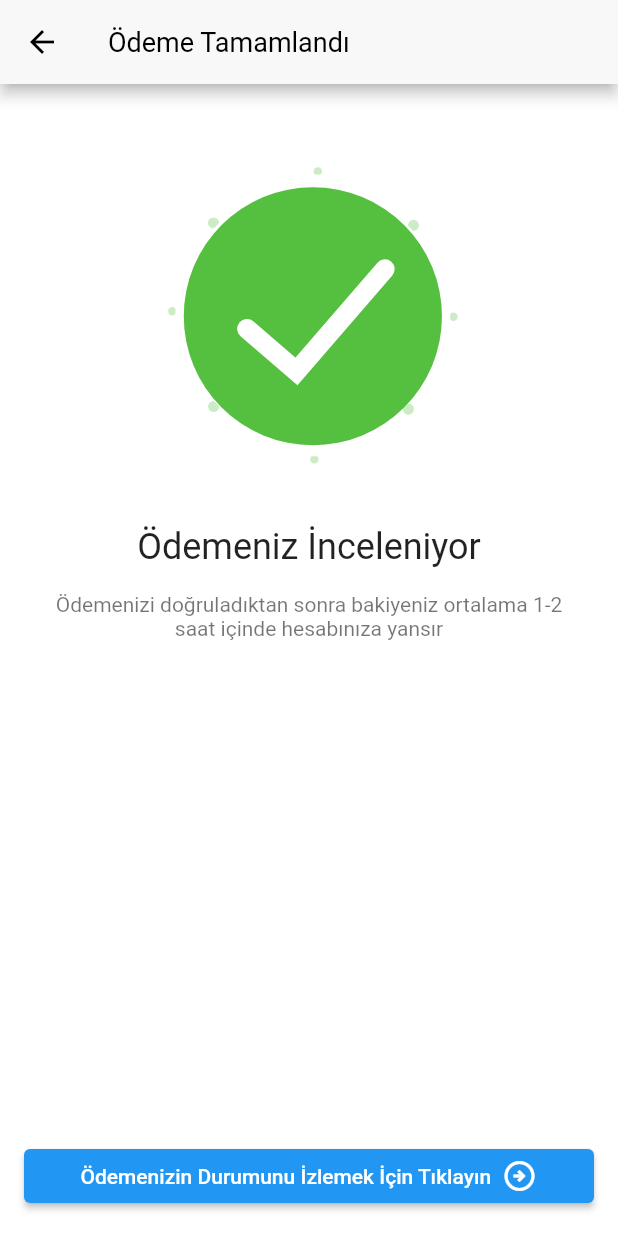
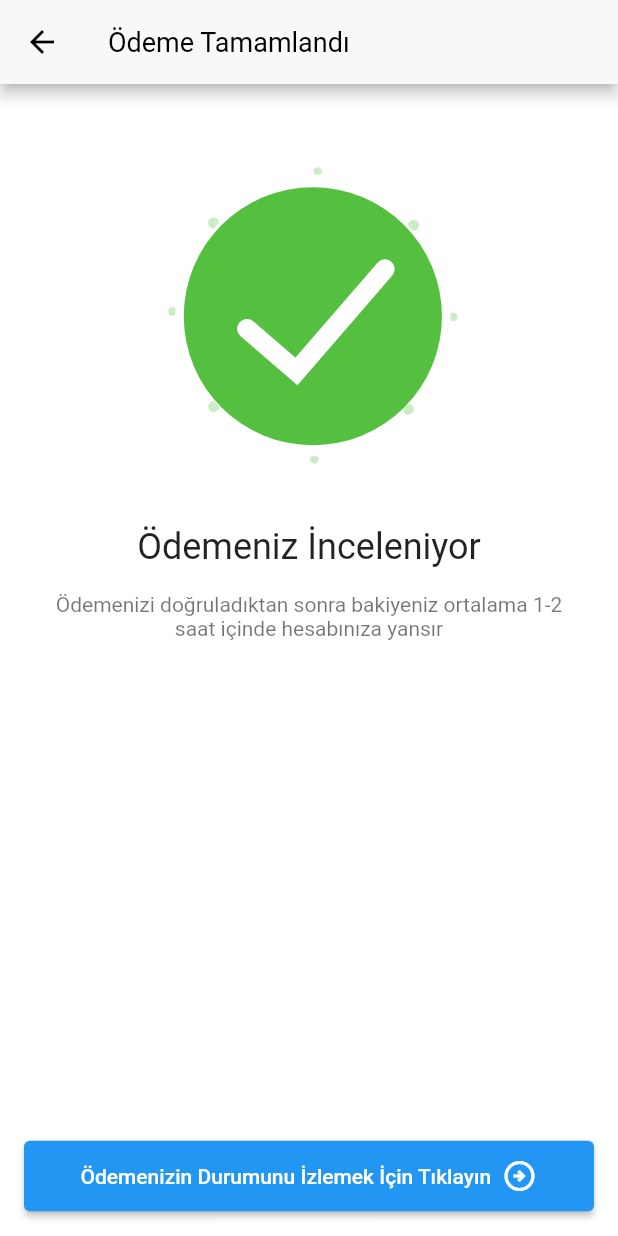
Before and after one commit to musaguzel/musmeramedya, a Flutter app: the PaymentSuccessfulPage screen opened directly, on a phone screen of 412 x 824 dp. Run offline on Flutter 3.47's test engine with Material 2 defaults, Android fonts, the phone set to English and light mode, and no system bars; our stand-ins replace cloud_firestore, connectivity_plus, firebase_auth, firebase_core, flutter_mobx, lottie and 5 more; accounts and stored records are empty; generated files the repository leaves out were written again.

Commit message:
geliştirmeler yapıldı

```diff
--- a/lib/ui/add_balance/view/first_stage/add_balance_page.dart
+++ b/lib/ui/add_balance/view/first_stage/add_balance_page.dart
@@ -92,7 +92,7 @@ class AddBalancePage extends StatelessWidget {
             store.navigation.navigateToPage(
                 path: NavigationConstants.ADD_BALANCE_SECOND, data: paymentModel);
           } else {
-            store.showsnackbar(message: 'Lütfen Gerekli Alanları Doldurun');
+            store.showsnackbar(message: 'Lütfen Gerekli Alanları Doldurun',backgroundColor: Colors.grey);
           }
         },
         child: const Row(
--- a/lib/ui/add_balance/viewModel/add_balance_page_view_model.dart
+++ b/lib/ui/add_balance/viewModel/add_balance_page_view_model.dart
@@ -30,7 +30,7 @@ abstract class _AddBalancePageViewModelBase with Store, BaseViewModel {
   @action
   void copyIban() {
     Clipboard.setData(ClipboardData(text: paymentMethods?.iban ?? 'Ödeme Adresi'));
-    showsnackbar(message: 'Metin Kopyalandı');
+    showsnackbar(message: 'Metin Kopyalandı',backgroundColor: Colors.grey);
   }
 
   @action
--- a/lib/ui/contact_us/viewModel/contact_us_view_model.dart
+++ b/lib/ui/contact_us/viewModel/contact_us_view_model.dart
@@ -27,11 +27,11 @@ abstract class _ContactUsViewModelBase with Store, BaseViewModel {
   Future<void> sendMessageToFirebase(String email) async {
     ContactUsModel contactUsModel = ContactUsModel(name: nameController.text, email: emailController.text, message: messageController.text,userId: userModelGlobal.userID.toString());
     await firebaseFirestore.collection("support").doc(email).set(contactUsModel.toJson()).then((value) {
-      showsnackbar(message: 'Mesajınız iletildi');
+      showsnackbar(message: 'Mesajınız iletildi',backgroundColor: Colors.teal);
       navigation.navigateToPageClear(path: NavigationConstants.MAIN);
     })
         .catchError((error) {
-      showsnackbar(message: error.toString());
+      showsnackbar(message: error.toString(),backgroundColor: Colors.grey);
     });
   }
 
--- a/lib/ui/payment_successful/view/payment_successful_page.dart
+++ b/lib/ui/payment_successful/view/payment_successful_page.dart
@@ -4,6 +4,7 @@ import 'package:musmeramedya/core/extension/context_extension.dart';
 import 'package:musmeramedya/core/init/constants/navigation/navigation_constants.dart';
 import 'package:musmeramedya/ui/main/view/main_page.dart';
 import '../../../core/init/navigation/navigation_service.dart';
+import '../../../product/helper/responsive.dart';
 
 
 class PaymentSuccessfulPage extends StatelessWidget {
@@ -15,7 +16,12 @@ class PaymentSuccessfulPage extends StatelessWidget {
   Widget build(BuildContext context) {
     return Scaffold(
       appBar: AppBar(title: const Text('Ödeme Tamamlandı'),),
-      body: Padding(
+      body: Center(
+        child: SizedBox(
+          width: Responsive.isDesktop(context)
+              ? context.width / 2
+              : null,
+          child: Padding(
             padding: const EdgeInsets.all(16.0),
             child: Column(
               mainAxisAlignment: MainAxisAlignment.start,
@@ -31,8 +37,11 @@ class PaymentSuccessfulPage extends StatelessWidget {
                  title: Text('Ödemeniz İnceleniyor',textAlign: TextAlign.center,style: TextStyle(fontSize: 24),),
                   subtitle: Text('\nÖdemenizi doğruladıktan sonra bakiyeniz ortalama 1-2 saat içinde hesabınıza yansır',textAlign: TextAlign.center,),
                 ),
-            Spacer(),
+                const Spacer(),
               ElevatedButton(
+                style: ButtonStyle(
+                  minimumSize: MaterialStateProperty.all(Size(context.width, 47)),
+                ),
                 onPressed: () {
                   navigation.navigateToPageClear(path: NavigationConstants.ADD_BALANCE,data: userModelGlobal);
                 },
@@ -49,6 +58,8 @@ class PaymentSuccessfulPage extends StatelessWidget {
               ],
             ),
           ),
+        ),
+      ),
     );
   }
 }
--- a/lib/ui/profile/viewModel/profile_page_view_model.dart
+++ b/lib/ui/profile/viewModel/profile_page_view_model.dart
@@ -21,6 +21,6 @@ abstract class _ProfilePageViewModelBase with Store, BaseViewModel {
   @action
   void copyReferenceCode(String referenceCode) {
     Clipboard.setData(ClipboardData(text: referenceCode));
-    showsnackbar(message: 'Metin Kopyalandı');
+    showsnackbar(message: 'Metin Kopyalandı',backgroundColor: Colors.teal);
   }
 }
--- a/lib/ui/register/view/register_page.dart
+++ b/lib/ui/register/view/register_page.dart
@@ -210,14 +210,14 @@ class RegisterPage extends StatelessWidget {
               if(await viewModel.checkReferenceCode(viewModel.referenceCodeController.text) || viewModel.referenceCodeController.text.isEmpty ){
                 viewModel.createUserWithEmailAndPassword(context);
               }else {
-                viewModel.showsnackbar(message: "Geçersiz Referans Kodu");
+                viewModel.showsnackbar(message: "Geçersiz Referans Kodu",backgroundColor: Colors.grey);
               }
             }else{
-              viewModel.showsnackbar(message: "Şifreler Uyuşmuyor");
+              viewModel.showsnackbar(message: "Şifreler Uyuşmuyor",backgroundColor: Colors.grey);
             }
 
           }else{
-            viewModel.showsnackbar(message: "Lütfen Tüm Alanları Doldurun");
+            viewModel.showsnackbar(message: "Lütfen Tüm Alanları Doldurun",backgroundColor: Colors.grey);
           }
         },
       ),
--- a/lib/ui/settings/view/change_password/change_password_page.dart
+++ b/lib/ui/settings/view/change_password/change_password_page.dart
@@ -121,7 +121,7 @@ class ChangePasswordPage extends StatelessWidget {
                 await viewModel.updatePassword(userModelGlobal.email);
               }
             }else{
-              viewModel.showsnackbar(message: 'Lütfen tüm Alanları Doldurun');
+              viewModel.showsnackbar(message: 'Lütfen tüm Alanları Doldurun',backgroundColor: Colors.grey);
             }
           }, child:  const Text(
           'Şifreyi Güncelle',
```
Also changed, not shown: lib/ui/forgotpassword/viewModel/forgot_password_page_view_model.dart (+5 -5 lines), lib/ui/login/viewModel/login_page_view_model.dart (+5 -5 lines), lib/ui/main/viewModel/main_page_view_model.dart (+4 -4 lines), lib/ui/register/viewModel/register_page_view_model.dart (+4 -4 lines), lib/ui/settings/viewModel/settings_view_model.dart (+9 -7 lines), assets/images/logo.png (added), 1 other file. Lines whose indentation alone changed are shown as unchanged.
